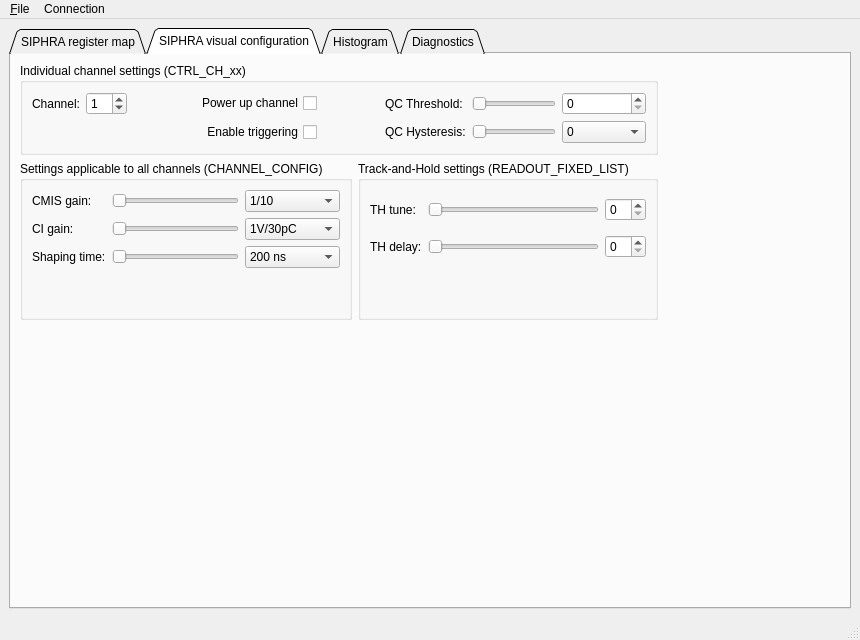
First picture: the form in CubesControl/ui/cubescontrol.ui, repository tstana/cubes-sw, before the edit.
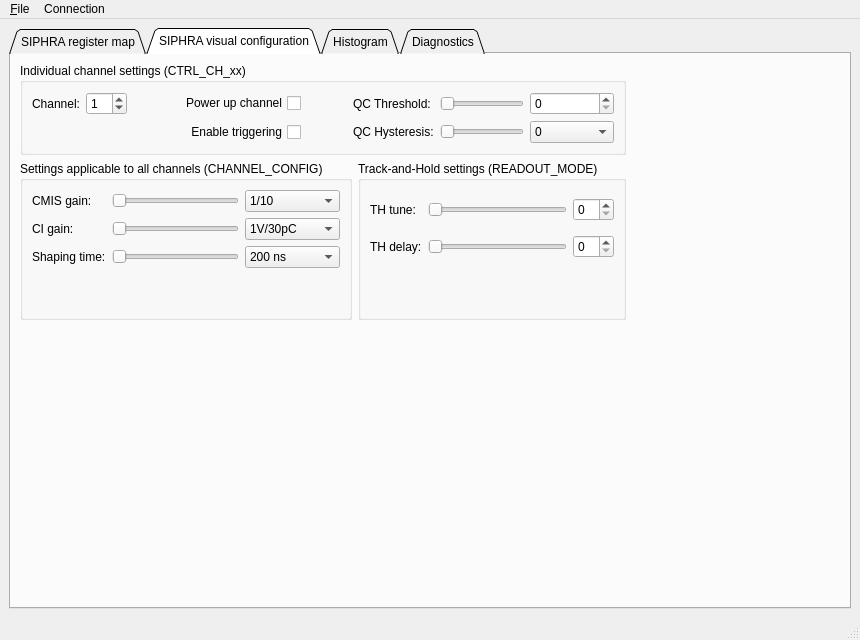
Second picture: the form after the edit. The open tabs and pages were chosen to show the change. Icons and pictures are not drawn. Custom widgets are drawn as their Qt base class.

Commit message:
UI: Changed a register name in SIPHRA visual config tab
Fixed: READOUT_FIXED_LIST was supposed to be READOUT_MODE.

```diff
--- a/CubesControl/ui/cubescontrol.ui
+++ b/CubesControl/ui/cubescontrol.ui
@@ -495,7 +495,7 @@
         <item row="1" column="1">
          <widget class="QGroupBox" name="groupboxShaperSettings">
           <property name="title">
-           <string>Track-and-Hold settings (READOUT_FIXED_LIST)</string>
+           <string>Track-and-Hold settings (READOUT_MODE)</string>
           </property>
           <layout class="QGridLayout" name="gridLayout_3">
            <item row="2" column="0">
```
